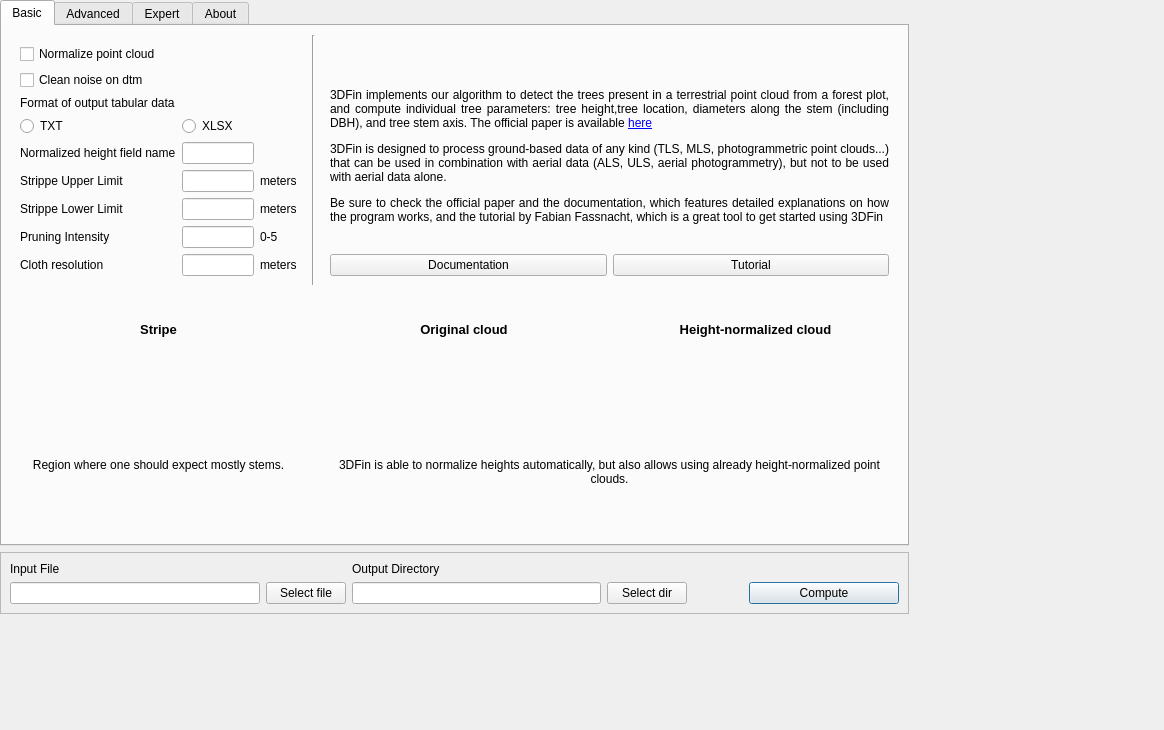
Above: ui/cc3DFinDlg.ui from 3DFin/cc3DFin before the change. Below: the same form after it.
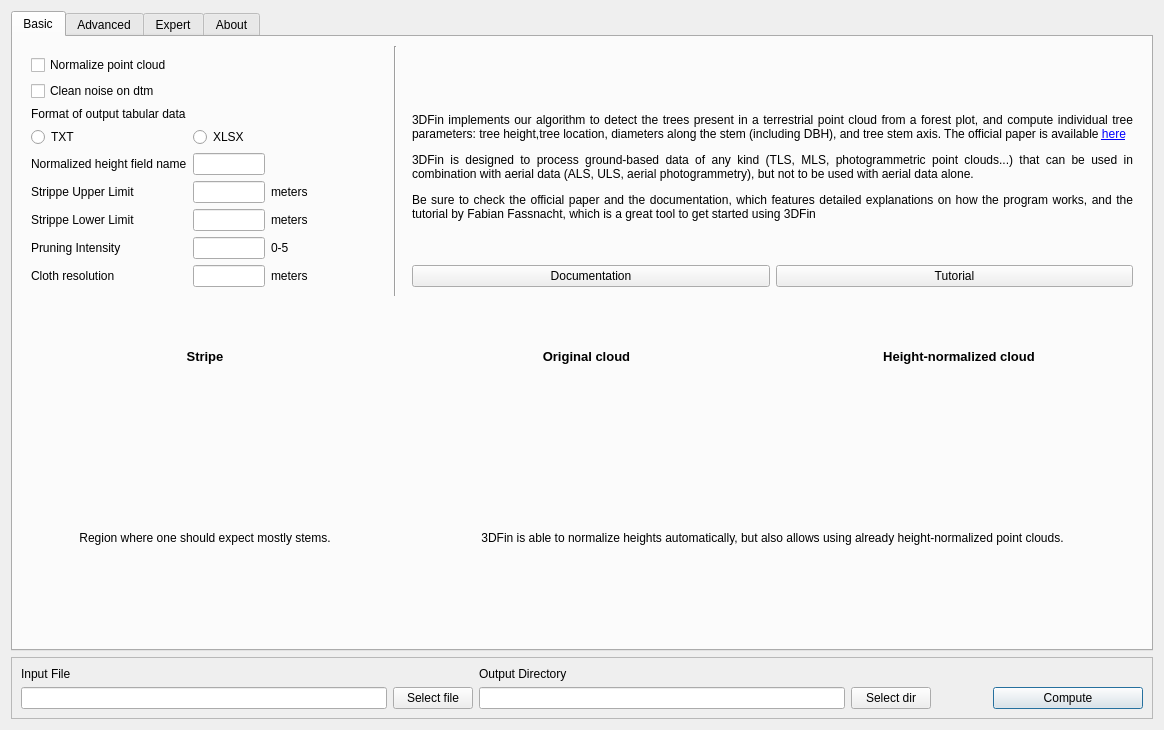
That is the form after the change. Icons and pictures are not drawn.

Commit message: Correct ui and remove cache files

Patch:
```diff
--- a/ui/cc3DFinDlg.ui
+++ b/ui/cc3DFinDlg.ui
@@ -1,7 +1,7 @@
 <?xml version="1.0" encoding="UTF-8"?>
 <ui version="4.0">
  <class>cc3DFinDlg</class>
- <widget class="QDialog" name="cc3DFinDlg">
+ <widget class="QWidget" name="cc3DFinDlg">
   <property name="geometry">
    <rect>
     <x>0</x>
@@ -31,7 +31,6 @@
   <property name="windowTitle">
    <string>3DFin</string>
   </property>
-  <widget class="QWidget" name="centralwidget">
    <layout class="QVBoxLayout" name="verticalLayout">
     <item>
      <widget class="QTabWidget" name="tabWidget">
@@ -2638,7 +2637,6 @@
      </widget>
     </item>
    </layout>
-  </widget>
  </widget>
  <resources>
   <include location="gui_ressources.qrc"/>
```
The commit also changes 4 other files.
